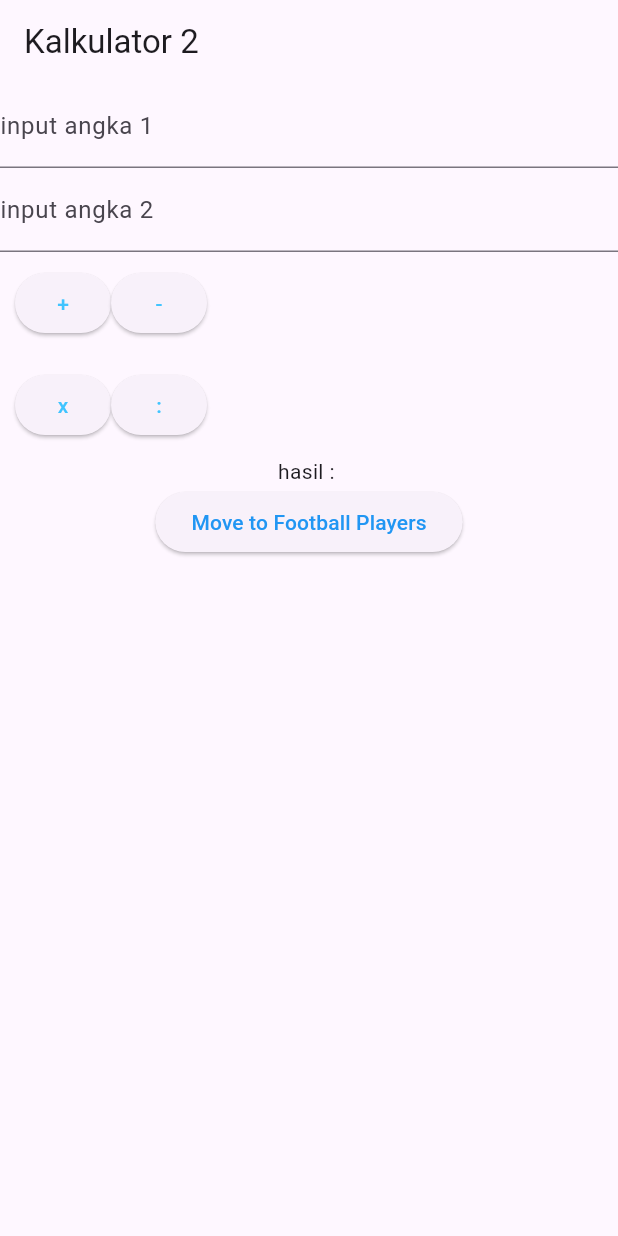
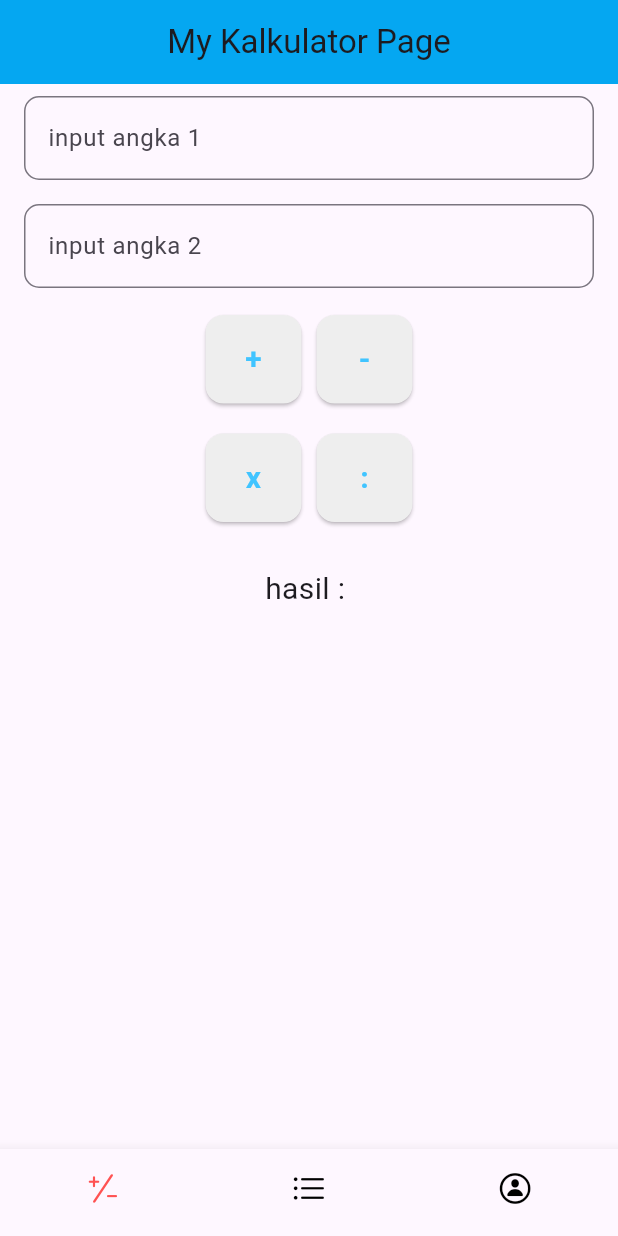
Before and after one commit to SarahUlya/Flutter_project1, a Flutter app: the screen it shows after launch, on a phone screen of 412 x 824 dp. Run offline on Flutter 3.47's test engine with Material 3 defaults, Android fonts, the phone set to English and light mode, and no system bars; our stand-ins replace get.

Commit message:
update bottom navigation

```diff
--- /dev/null
+++ b/lib/Controllers/dashboard_controller.dart
@@ -0,0 +1,12 @@
+import 'package:get/get.dart';
+import 'package:latihan1_11pplg1/home_page.dart';
+
+class DashboardController extends GetxController{
+  var tabIndex = 0;
+
+  void changeTabIndex (int index){
+    tabIndex = index;
+    update();
+  }
+
+}
--- /dev/null
+++ b/lib/Pages/dashboard_page.dart
@@ -0,0 +1,58 @@
+import 'package:flutter/cupertino.dart';
+import 'package:flutter/material.dart';
+import 'package:get/get.dart';
+import 'package:latihan1_11pplg1/Controllers/dashboard_controller.dart';
+import 'package:latihan1_11pplg1/Pages/football_page.dart';
+import 'package:latihan1_11pplg1/Pages/kalkulator_pages.dart';
+import 'package:latihan1_11pplg1/Pages/profile_page.dart';
+import 'package:latihan1_11pplg1/home_page.dart';
+import 'package:latihan1_11pplg1/kalkulator_page.dart';
+
+class DashboardPage extends StatelessWidget {
+  @override
+  Widget build(BuildContext context) {
+    return GetBuilder<DashboardController>(
+      builder: (controller) {
+        return Scaffold(
+          body: SafeArea(
+            child: IndexedStack(
+              index: controller.tabIndex,
+              children: [
+                CalculatorPages(),
+                FootballPage(),
+                ProfilePage(),
+              ],
+            ),
+          ),
+          bottomNavigationBar: BottomNavigationBar(
+            unselectedItemColor: Colors.black,
+            selectedItemColor: Colors.redAccent,
+            onTap: controller.changeTabIndex,
+            currentIndex: controller.tabIndex,
+            showSelectedLabels: false,
+            showUnselectedLabels: false,
+            type: BottomNavigationBarType.fixed,
+            items: [
+              _bottomNavigationBarItem(
+                icon: CupertinoIcons.plus_slash_minus,
+                label: 'Kalkulator',
+              ),
+              _bottomNavigationBarItem(
+                icon: CupertinoIcons.list_bullet,
+                label: 'Football players',
+              ),
+              _bottomNavigationBarItem(
+                icon: CupertinoIcons.person_circle,
+                label: 'Profile',
+              ),
+            ],
+          ),
+        );
+      },
+    );
+  }
+}
+
+_bottomNavigationBarItem({required IconData icon, required String label}) {
+  return BottomNavigationBarItem(icon: Icon(icon), label: label);
+}
--- a/lib/Pages/football_edit_page.dart
+++ b/lib/Pages/football_edit_page.dart
@@ -6,10 +6,10 @@ import 'package:latihan1_11pplg1/models/football_models.dart';
 class FootballEditPage extends StatelessWidget {
   FootballEditPage({super.key});
   final FootballControl footballControl = Get.find();
-  final Map args = Get.arguments;
+  final receivedArguments = Get.arguments;
 
-  late final Football player = args['player'];
-  late final int index = args['index'];
+  late final Football player = receivedArguments['player'];
+  late final int index = receivedArguments['index'];
 
   final TextEditingController nameControl = TextEditingController();
   final TextEditingController positionControl = TextEditingController();
--- a/lib/Pages/football_page.dart
+++ b/lib/Pages/football_page.dart
@@ -12,7 +12,8 @@ class FootballPage extends StatelessWidget {
   @override
   Widget build(BuildContext context) {
     return Scaffold(
-      appBar: AppBar(title: Text("My Football Players Page")),
+      appBar: AppBar(title: Center(child: Text("My Football Players Page"),),
+      backgroundColor: const Color.fromARGB(255, 103, 235, 96),),
       body: Container(
         margin: EdgeInsets.all(10),
         child: Obx(
@@ -24,9 +25,15 @@ class FootballPage extends StatelessWidget {
                 shadowColor: Color.fromARGB(255, 191, 65, 3),
                 shape: RoundedRectangleBorder(
                   borderRadius: BorderRadius.circular(10),
-                ),     child: InkWell(
+                ),
+                child: InkWell(
                   borderRadius: BorderRadius.circular(10),
-    splashColor: Color.fromRGBO(191, 65, 3, 0.3), // warna saat klik
+                  splashColor: Color.fromRGBO(
+                    191,
+                    65,
+                    3,
+                    0.3,
+                  ), // warna saat klik
                   onTap: () {
                     Get.toNamed(
                       AppRoutes.footballedit,
@@ -46,7 +53,8 @@ class FootballPage extends StatelessWidget {
                     title: Text(player.name),
                     subtitle: Text('${player.position} . #${player.number}'),
                   ),
-              ));
+                ),
+              );
             },
           ),
         ),
--- a/lib/Pages/kalkulator_pages.dart
+++ b/lib/Pages/kalkulator_pages.dart
@@ -7,6 +7,61 @@ import 'package:latihan1_11pplg1/Controllers/kalkulator_control.dart';
 import 'package:latihan1_11pplg1/Routes/routes.dart';
 import 'package:latihan1_11pplg1/widgets/widgets_button.dart';
 import 'package:latihan1_11pplg1/widgets/widgets_textField.dart';
+
+Widget customTextField({
+  required TextEditingController textEditingController,
+  required String labelText,
+}) {
+  return Container(
+    margin: const EdgeInsets.symmetric(horizontal: 16, vertical: 8),
+    child: TextField(
+      controller: textEditingController,
+      decoration: InputDecoration(
+        labelText: labelText,
+        border: OutlineInputBorder(borderRadius: BorderRadius.circular(10)),
+      ),
+      keyboardType: TextInputType.number,
+    ),
+  );
+}
+
+class CustomButton extends StatelessWidget {
+  final String text;
+  final Color textColor;
+  final VoidCallback onPressed;
+
+  const CustomButton({
+    super.key,
+    required this.text,
+    required this.textColor,
+    required this.onPressed,
+  });
+
+  @override
+  Widget build(BuildContext context) {
+    return Container(
+      margin: const EdgeInsets.symmetric(horizontal: 5),
+      child: ElevatedButton(
+        style: ElevatedButton.styleFrom(
+          backgroundColor: Colors.grey[200],
+          padding: const EdgeInsets.symmetric(horizontal: 20, vertical: 15),
+          shape: RoundedRectangleBorder(
+            borderRadius: BorderRadius.circular(12),
+          ),
+        ),
+        onPressed: onPressed,
+        child: Text(
+          text,
+          style: TextStyle(
+            fontSize: 20,
+            fontWeight: FontWeight.bold,
+            color: textColor,
+          ),
+        ),
+      ),
+    );
+  }
+}
 
 class CalculatorPages extends StatelessWidget {
   CalculatorPages({super.key});
@@ -18,9 +73,9 @@ class CalculatorPages extends StatelessWidget {
   @override
   Widget build(BuildContext context) {
     return Scaffold(
-      appBar: AppBar(title: Text("Kalkulator 2")),
-      body: Container(
-        child: Column(
+      appBar: AppBar(title: Center(child: Text("My Kalkulator Page"),),
+      backgroundColor: const Color.fromARGB(255, 5, 167, 241),),
+      body: Column(
         crossAxisAlignment: CrossAxisAlignment.center,
         children: [
           customTextField(
@@ -34,6 +89,7 @@ class CalculatorPages extends StatelessWidget {
           Container(
             margin: EdgeInsets.all(10),
             child: Row(
+              mainAxisAlignment: MainAxisAlignment.center,
               children: [
                 CustomButton(
                   text: "+",
@@ -55,6 +111,7 @@ class CalculatorPages extends StatelessWidget {
           Container(
             margin: EdgeInsets.all(10),
             child: Row(
+              mainAxisAlignment: MainAxisAlignment.center,
               children: [
                 CustomButton(
                   text: "x",
@@ -74,16 +131,16 @@ class CalculatorPages extends StatelessWidget {
             ),
           ),
           //render UI berada di wrap OBX
-            Obx(() => Text("hasil : " + calculatorController.hasil.value)),
-            CustomButton(
-              text: "Move to Football Players",
-              textColor: Colors.blue,
-              onPressed: () {
-                Get.toNamed(AppRoutes.footballplayers);
-              },
+          Obx(
+            () => Container(
+              margin: EdgeInsets.only(top: 20),
+              child: Text(
+                "hasil : " + calculatorController.hasil.value,
+                style: TextStyle(fontSize: 20),
+              ),
+            ),
           ),
         ],
-        ),
       ),
     );
   }
--- a/lib/Routes/pages.dart
+++ b/lib/Routes/pages.dart
@@ -1,13 +1,16 @@
 import 'package:flutter/material.dart';
 import 'package:get/get.dart';
+import 'package:latihan1_11pplg1/Pages/dashboard_page.dart';
 import 'package:latihan1_11pplg1/Pages/football_edit_page.dart';
 import 'package:latihan1_11pplg1/Pages/football_page.dart';
 import 'package:latihan1_11pplg1/Pages/kalkulator_pages.dart';
 import 'package:latihan1_11pplg1/Routes/routes.dart';
+import 'package:latihan1_11pplg1/binding/dashboard_binding.dart';
 
 class AppPages {
   // lisr array
   static final pages = [
+    GetPage(name: AppRoutes.dashboard, page: () => DashboardPage(),binding: DashboardBinding()),
     GetPage(name: AppRoutes.calculator, page: () => CalculatorPages(),),
     GetPage(name: AppRoutes.footballplayers, page: () => FootballPage()),
     GetPage(name: AppRoutes.footballedit, page: () => FootballEditPage()),
--- a/lib/Routes/routes.dart
+++ b/lib/Routes/routes.dart
@@ -1,6 +1,9 @@
 class AppRoutes{
+ static const String dashboard = "/dashboard";
  static const String calculator = "/calculator";
  static const String footballplayers = "/footballplayers";
  static const String footballedit = "/footballedit";
+
+
  //other here
 }
--- /dev/null
+++ b/lib/binding/dashboard_binding.dart
@@ -0,0 +1,11 @@
+import 'package:flutter/material.dart';
+import 'package:get/get.dart';
+import 'package:latihan1_11pplg1/Controllers/dashboard_controller.dart';
+
+class DashboardBinding extends Bindings{
+
+void dependencies(){
+    Get.lazyPut<DashboardController>(() => DashboardController());
+  }
+
+}
--- a/lib/main.dart
+++ b/lib/main.dart
@@ -20,7 +20,7 @@ class MyApp extends StatelessWidget {
       theme: ThemeData(
         colorScheme: ColorScheme.fromSeed(seedColor: Colors.deepPurple),
       ),
-      initialRoute: AppRoutes.calculator,
+      initialRoute: AppRoutes.dashboard,
       getPages: AppPages.pages,
     );
   }
--- a/pubspec.yaml
+++ b/pubspec.yaml
@@ -62,6 +62,7 @@ flutter:
   # To add assets to your application, add an assets section, like this:
   assets:
     - asset/insta.jpeg
+    - asset/kucing2.jpg
 
   # An image asset can refer to one or more resolution-specific "variants", see
   # https://flutter.dev/to/resolution-aware-images
```
Also changed, not shown: lib/Pages/profile_page.dart (added, +51 -0 lines), asset/kucing2.jpg (added). Lines whose indentation alone changed are shown as unchanged.
